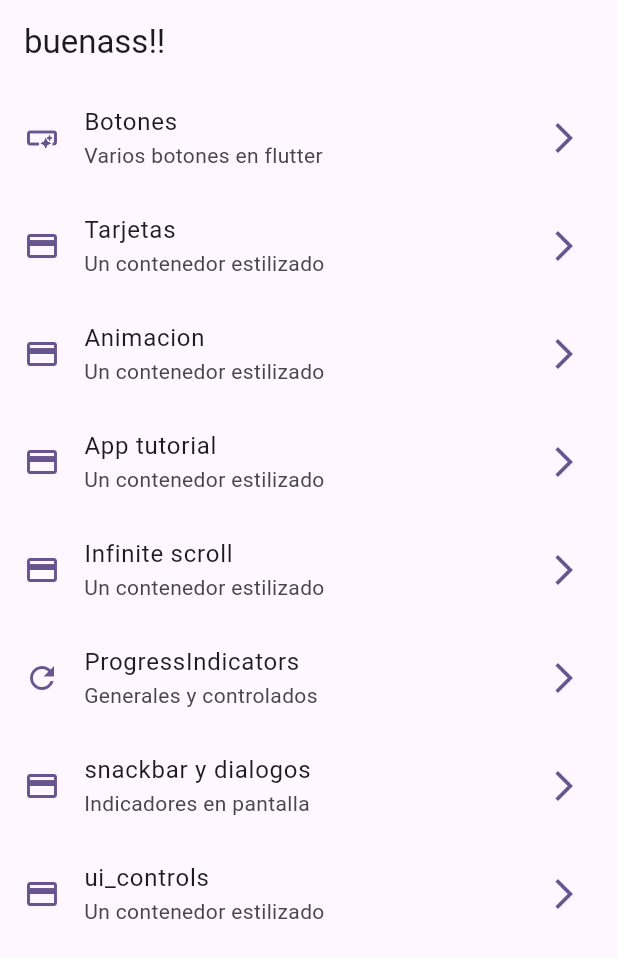
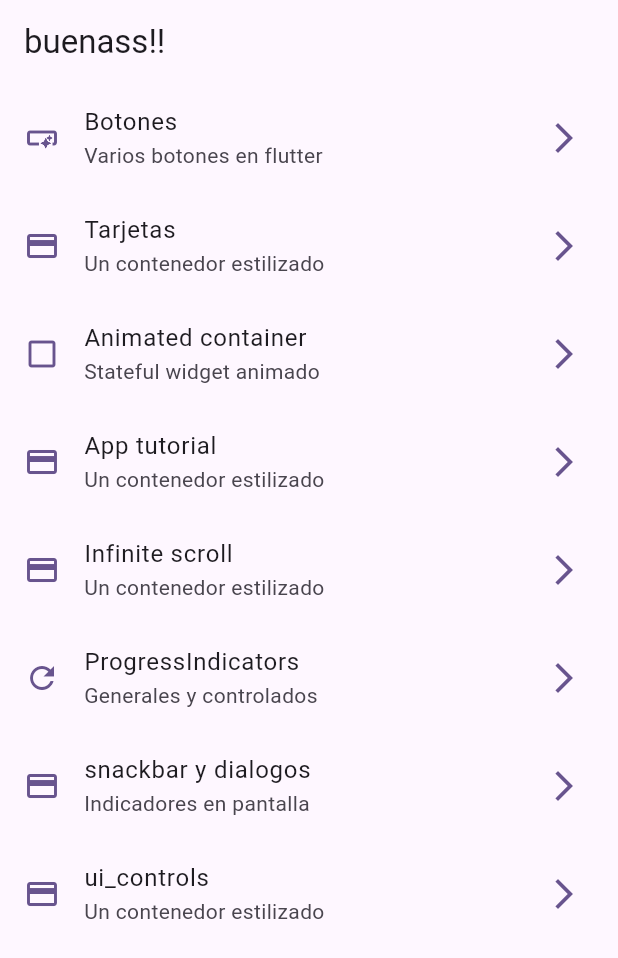
Before and after one commit to Mariana-Usuga/widgets_app, a Flutter app: the screen it shows after launch, on a phone screen of 412 x 824 dp. Shown: the top 958 px of the screen. Run offline on Flutter 3.47's test engine with Material 2 defaults, Android fonts, the phone set to English and light mode, and no system bars; our stand-ins replace go_router.

Commit message:
animated container finish

```diff
--- a/lib/config/menu/menu_items.dart
+++ b/lib/config/menu/menu_items.dart
@@ -25,10 +25,10 @@ const appMenuItems = <MenuItem>[
       link: '/cards',
       icon: Icons.credit_card),
   MenuItem(
-      title: 'Animacion',
-      subTitle: 'Un contenedor estilizado',
+      title: 'Animated container',
+      subTitle: 'Stateful widget animado',
       link: '/animated',
-      icon: Icons.credit_card),
+      icon: Icons.check_box_outline_blank),
   MenuItem(
       title: 'App tutorial',
       subTitle: 'Un contenedor estilizado',
```
Also changed, not shown: lib/presentation/screens/animated/animated_screen.dart (+51 -2 lines).
